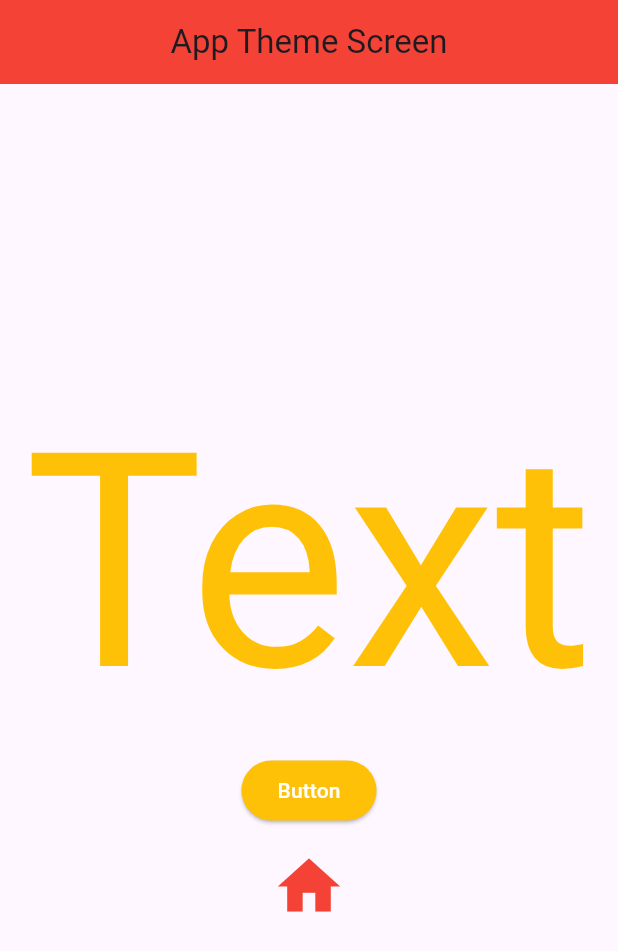
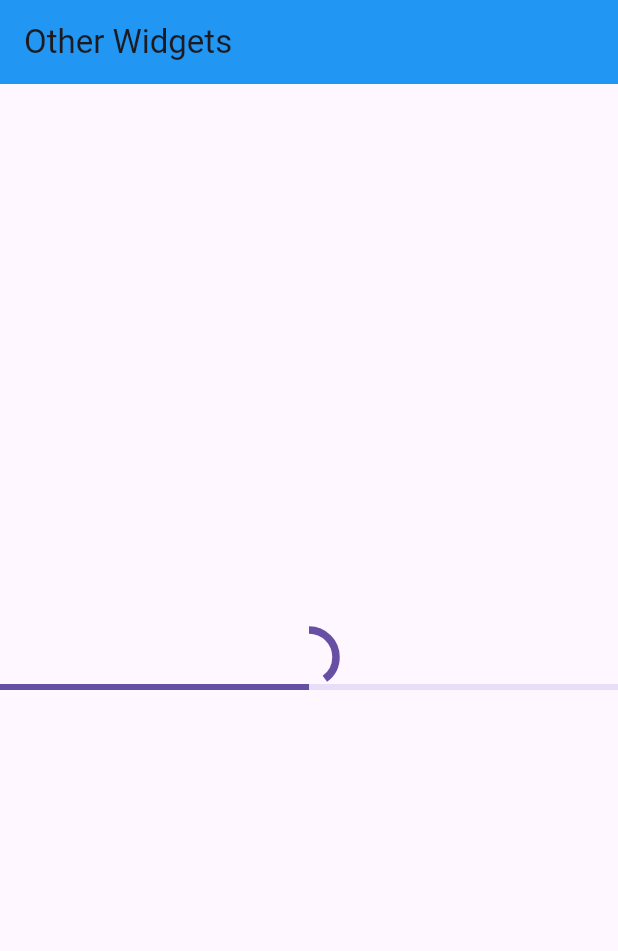
Before and after one commit to Nikhilbardeja/Flutter_Tutorial, a Flutter app: the screen it shows after launch, on a phone screen of 412 x 824 dp. Shown: the top 951 px of the screen. Run offline on Flutter 3.47's test engine with Material 3 defaults, Android fonts, the phone set to English and light mode, and no system bars.

Commit message:
Other widgets - 30

```diff
--- /dev/null
+++ b/lib/OtherWidgets.dart
@@ -0,0 +1,114 @@
+import 'package:flutter/material.dart';
+
+class OtherWidgets extends StatefulWidget {
+  const OtherWidgets({super.key});
+
+  @override
+  State<StatefulWidget> createState() {
+    return _Otherwidgets();
+  }
+}
+
+class _Otherwidgets extends State<OtherWidgets> {
+  bool isConnected = false;
+  String? groupValue = "one";
+
+  @override
+  Widget build(BuildContext context) {
+    return Scaffold(
+      appBar: AppBar(
+        title: Text("Other Widgets"),
+        backgroundColor: Colors.blue,
+      ),
+
+      body: Center(
+        child: Column(
+          mainAxisAlignment: MainAxisAlignment.center,
+          children: [
+            // Text("Switch's Valuae = $isConnected"),
+            // Switch(
+            //   activeThumbColor: Colors.white,
+            //   activeTrackColor: Colors.green,
+            //   inactiveTrackColor: Colors.red,
+            //   inactiveThumbColor: Colors.white,
+            //   value: isConnected,
+            //   onChanged: (value) {
+            //     setState(() {
+            //       isConnected = value;
+            //     });
+            //   },
+            // ),
+            // SwitchListTile(
+            //   value: isConnected,
+            //   onChanged: (value) {},
+            //   title: Text("My Title"),
+            // ),
+            // Checkbox(
+            //   value: isConnected,
+            //   onChanged: (value) {
+            //     setState(() {
+            //       isConnected = value!;
+            //     });
+            //   },
+            // ),
+
+            // CheckboxListTile(
+            //   value: isConnected,
+            //   onChanged: (value) {
+            //     setState(() {
+            //       isConnected = value!;
+            //     });
+            //   },
+            //   title: Text("Title"),
+            // ),
+
+            // RadioMenuButton(
+            //   value: 'one',
+            //   groupValue: groupValue,
+            //   onChanged: (value) {
+            //     setState(() {
+            //       groupValue = value;
+            //     });
+            //   },
+            //   child: Text("one"),
+            // ),
+            // RadioMenuButton(
+            //   value: 'two',
+            //   groupValue: groupValue,
+            //   onChanged: (value) {
+            //     setState(() {
+            //       groupValue = value;
+            //     });
+            //   },
+            //   child: Text("two"),
+            // ),
+            // RadioMenuButton(
+            //   value: 'three',
+            //   groupValue: groupValue,
+            //   onChanged: (value) {
+            //     setState(() {
+            //       groupValue = value;
+            //     });
+            //   },
+            //   child: Text("three"),
+            // ),
+            // Wrap(
+            //   spacing: 10,
+            //   runSpacing: 30,
+
+            //   children: [
+            //     Container(color: Colors.blue, height: 100, width: 100),
+            //     Container(color: Colors.black, height: 100, width: 100),
+            //     Container(color: Colors.red, height: 100, width: 100),
+            //     Container(color: Colors.amber, height: 100, width: 100),
+            //     Container(color: Colors.green, height: 100, width: 100),
+            //   ],
+            // ),
+            CircularProgressIndicator(strokeWidth: 5, value: 0.4),
+            LinearProgressIndicator(value: 0.5),
+          ],
+        ),
+      ),
+    );
+  }
+}
--- a/lib/main.dart
+++ b/lib/main.dart
@@ -1,12 +1,4 @@
-import 'package:first_application/AppThemeScreen.dart';
-import 'package:first_application/BottomNavScreen.dart';
-import 'package:first_application/GridViewScreen.dart';
-import 'package:first_application/ListViewAndListTile.dart';
-import 'package:first_application/NavigationDrawerScreen.dart';
-import 'package:first_application/ResponsiveLayout.dart';
-import 'package:first_application/StackAndPositioned.dart';
-import 'package:first_application/projects/LoginForm.dart';
-import 'package:first_application/row_column.dart';
+import 'package:first_application/OtherWidgets.dart';
 import 'package:flutter/material.dart';
 
 void main() {
@@ -19,32 +11,32 @@
   @override
   Widget build(BuildContext context) {
     return MaterialApp(
-      home: Appthemescreen(),
+      home: OtherWidgets(),
       debugShowCheckedModeBanner: false,
       // darkTheme: ThemeData.dark().copyWith(),
       // dartTheme: ThemeData(
       //  define your settings for dark theme
       // )
       // themeMode: ThemeMode.system,
-      theme: ThemeData(
-        primaryColor: Colors.amber,
+      //   theme: ThemeData(
+      //     primaryColor: Colors.amber,
 
-        elevatedButtonTheme: ElevatedButtonThemeData(
-          style: ElevatedButton.styleFrom(
-            backgroundColor: Colors.amber,
-            foregroundColor: Colors.white,
-          ),
-        ),
+      //     elevatedButtonTheme: ElevatedButtonThemeData(
+      //       style: ElevatedButton.styleFrom(
+      //         backgroundColor: Colors.amber,
+      //         foregroundColor: Colors.white,
+      //       ),
+      //     ),
 
-        textTheme: TextTheme(displayLarge: TextStyle(fontSize: 200)),
-        iconTheme: IconThemeData(color: Colors.red, size: 50),
-        appBarTheme: AppBarTheme(
-          backgroundColor: Colors.red,
-          centerTitle: true,
-          iconTheme: IconThemeData(color: Colors.white),
-        ),
-        // scaffoldBackgroundColor: Colors.black,
-      ),
+      //     textTheme: TextTheme(displayLarge: TextStyle(fontSize: 200)),
+      //     iconTheme: IconThemeData(color: Colors.red, size: 50),
+      //     appBarTheme: AppBarTheme(
+      //       backgroundColor: Colors.red,
+      //       centerTitle: true,
+      //       iconTheme: IconThemeData(color: Colors.white),
+      //     ),
+      //     // scaffoldBackgroundColor: Colors.black,
+      //   ),
     );
   }
 }
```
